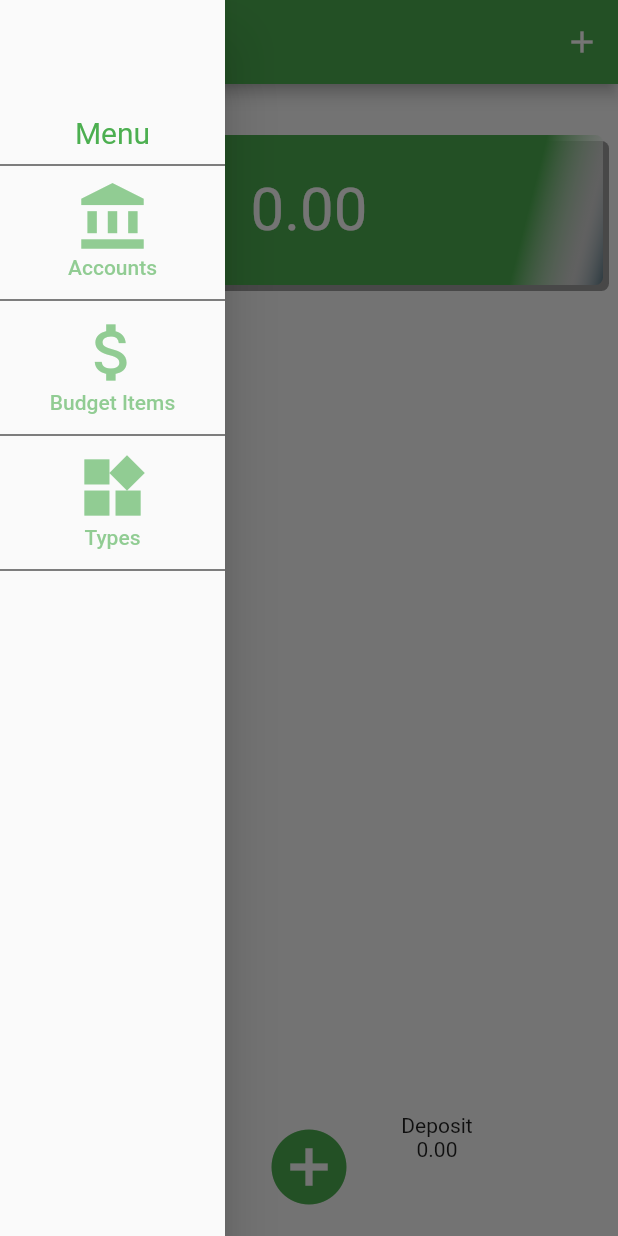
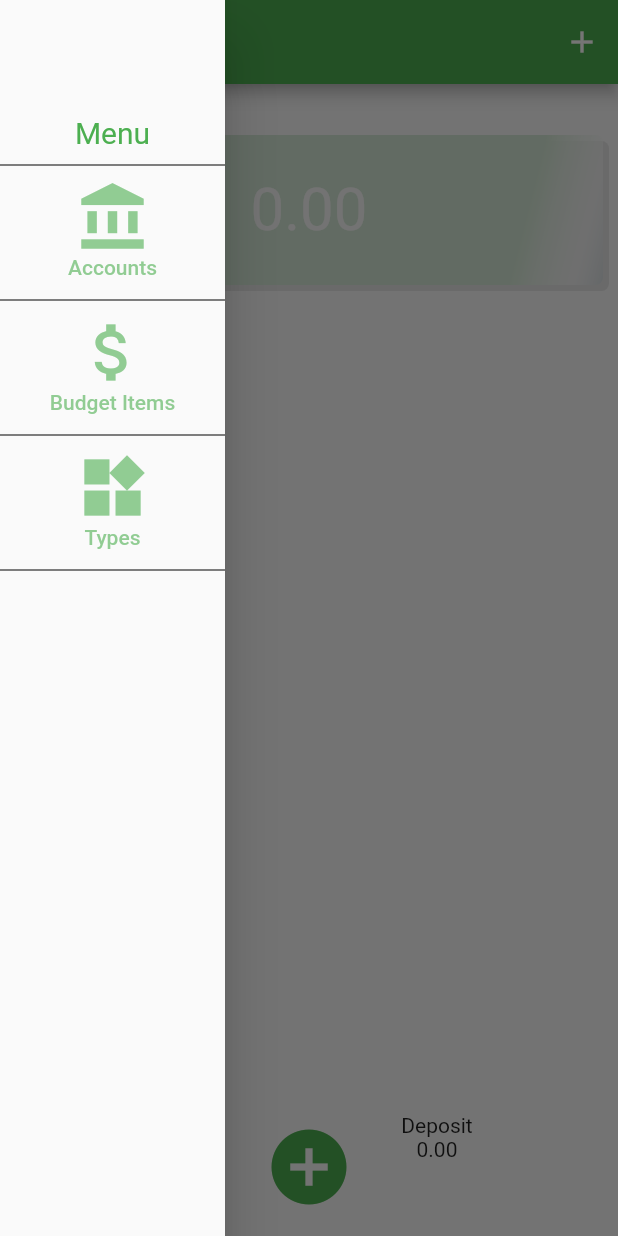
Before and after one commit to sumithpdd/flutterinmotion, a Flutter app: the screen it shows after launch, with the side drawer open, on a phone screen of 412 x 824 dp. Run offline on Flutter 3.47's test engine with Material 2 defaults, Android fonts, the phone set to English and light mode, and no system bars; our stand-ins replace sqflite; accounts and stored records are empty.

```diff
--- a/spend_tracker/lib/pages/accounts/account_page.dart
+++ b/spend_tracker/lib/pages/accounts/account_page.dart
@@ -88,6 +88,7 @@ class _AccountPageState extends State<AccountPage> {
           child: Column(
             children: <Widget>[
               IconHolder(
+                tagId: widget.account == null ? 0 : widget.account.id,
                 newIcon: IconHelper.createIconData(_data['codePoint']),
                 onIconChange: (IconData iconData) {
                   _hasChanges = true;
--- a/spend_tracker/lib/pages/accounts/accounts_page.dart
+++ b/spend_tracker/lib/pages/accounts/accounts_page.dart
@@ -52,7 +52,10 @@ class AccountsPage extends StatelessWidget {
             itemBuilder: (_, int index) {
               var account = accounts[index];
               return ListTile(
-                leading: Icon(account.iconData),
+                leading: Hero(
+                  tag: account.id,
+                  child: Icon(account.iconData),
+                ),
                 title: Text(account.name != null ? account.name : ''),
                 trailing: Text('\$${formatter.format(account.balance)}'),
                 onTap: () {
--- a/spend_tracker/lib/pages/home/home_page.dart
+++ b/spend_tracker/lib/pages/home/home_page.dart
@@ -19,7 +19,7 @@ class _HomePageState extends State<HomePage>
   double _wHeight = 0;
   double _dHeight = 0;
   double _balance = 0;
-
+  double _opacity = 0.2;
   @override
   void didChangeDependencies() async {
     super.didChangeDependencies();
@@ -68,6 +68,7 @@ class _HomePageState extends State<HomePage>
       _withdraw = balance.withdraw;
       _deposit = balance.deposit;
       _balance = balance.total;
+      _opacity = 1.0;
     });
   }
 
@@ -90,7 +91,10 @@ class _HomePageState extends State<HomePage>
         crossAxisAlignment: CrossAxisAlignment.stretch,
         mainAxisAlignment: MainAxisAlignment.end,
         children: <Widget>[
-          _TotalBudget(amount: formatter.format(_balance)),
+          AnimatedOpacity(
+              opacity: _opacity,
+              duration: Duration(seconds: 4),
+              child: _TotalBudget(amount: formatter.format(_balance))),
           Container(
             padding: EdgeInsets.only(bottom: 50),
             height: MediaQuery.of(context).size.height - 200,
--- a/spend_tracker/lib/pages/types/type_page.dart
+++ b/spend_tracker/lib/pages/types/type_page.dart
@@ -59,6 +59,7 @@ class _TypePageState extends State<TypePage> {
           child: Column(
             children: <Widget>[
               IconHolder(
+                tagId: widget.type==null?0:widget.type.id,
                 newIcon: IconHelper.createIconData(_data['codePoint']),
                 onIconChange: (IconData iconData) {
                   setState(() {
--- a/spend_tracker/lib/pages/types/types_page.dart
+++ b/spend_tracker/lib/pages/types/types_page.dart
@@ -50,7 +50,10 @@ class TypesPage extends StatelessWidget {
             itemBuilder: (_, int index) {
               var type = types[index];
               return ListTile(
-                leading: Icon(type.iconData),
+                leading: Hero(
+                  tag: type.id,
+                  child: Icon(type.iconData),
+                ),
                 title: Text(type.name != null ? type.name : ''),
                 onTap: () {
                   Navigator.push(
```
Also changed, not shown: spend_tracker/lib/pages/icons/icon_holder.dart (+9 -4 lines).
